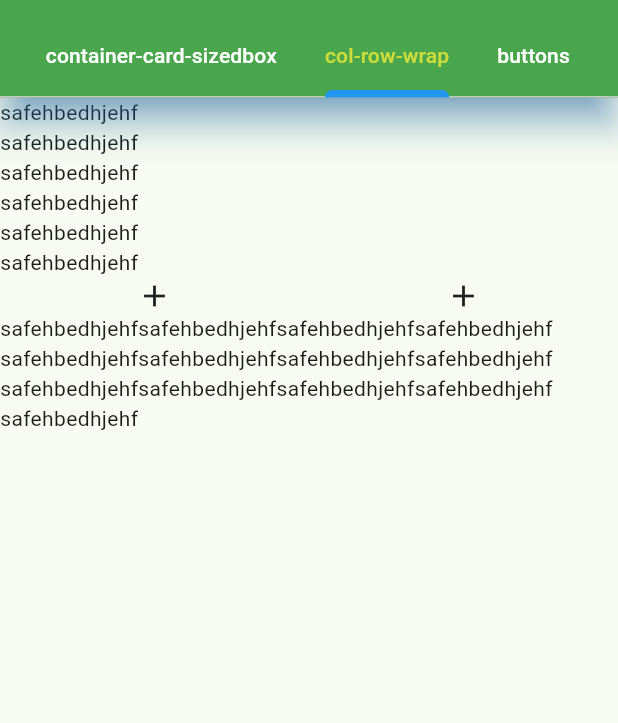
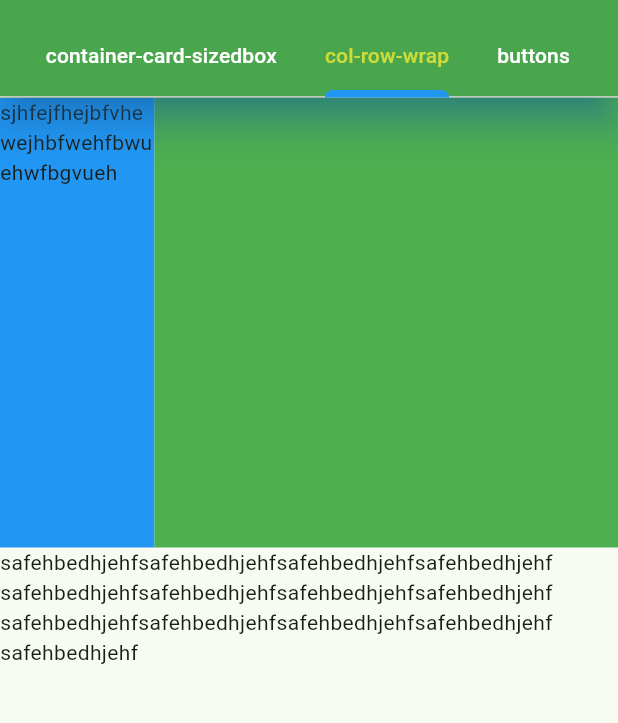
Before and after one commit to xclusiveskate/new_c, a Flutter app: the screen it shows after launch, tab 3 chosen, on a phone screen of 412 x 824 dp, the part 63-786 px from its top. Run offline on Flutter 3.47's test engine with Material 2 defaults, Android fonts, the phone set to English and light mode, and no system bars.

Commit message:
stack_bodytab_expanded

```diff
--- a/lib/appBar_widets/app_bar.dart
+++ b/lib/appBar_widets/app_bar.dart
@@ -1,9 +1,11 @@
 import 'package:flutter/material.dart';
 import 'package:flutter/services.dart';
+import 'package:newc/appBar_widets/body_tab.dart';
 import 'package:newc/appBar_widets/buttons.dart';
 import 'package:newc/appBar_widets/column_row.dart';
 import 'package:newc/appBar_widets/cont_card_sizedbox.dart';
 import 'package:newc/appBar_widets/list_gridview.dart';
+import 'package:newc/appBar_widets/stack.dart';
 import 'package:newc/appBar_widets/text.dart';
 
 class MyAppBar extends StatefulWidget {
@@ -90,8 +92,8 @@ class _MyAppBarState extends State<MyAppBar> {
           ColumnRowWrap(),
           MyButtons(),
           ListGridView(),
-          Text("stack"),
-          Text("bodtab"),
+          StackWidget(),
+          BodyTab(),
         ]),
       ),
     );
--- a/lib/appBar_widets/column_row.dart
+++ b/lib/appBar_widets/column_row.dart
@@ -10,19 +10,42 @@ class ColumnRowWrap extends StatelessWidget {
       crossAxisAlignment: CrossAxisAlignment.start,
       mainAxisSize: MainAxisSize.max,
       children: [
-        Text("safehbedhjehf"),
-        Text("safehbedhjehf"),
-        Text("safehbedhjehf"),
-        Text("safehbedhjehf"),
-        Text("safehbedhjehf"),
-        Text("safehbedhjehf"),
+        // Expanded(
+        //     flex: 1,
+        //     child: Container(
+        //       color: Colors.blue,
+        //     )),
+        // Expanded(
+        //     flex: 2,
+        //     child: Container(
+        //       color: Colors.green,
+        //     )),
+        // Text("safehbedhjehf"),
+        // Text("safehbedhjehf"),
+        // Text("safehbedhjehf"),
+        // Text("safehbedhjehf"),
+        // Text("safehbedhjehf"),
+        // Text("safehbedhjehf"),
         SizedBox(
+          height: 300,
           child: Row(
             mainAxisAlignment: MainAxisAlignment.spaceAround,
             crossAxisAlignment: CrossAxisAlignment.end,
             children: [
-              Icon(Icons.add),
-              Icon(Icons.add),
+              // Icon(Icons.add),
+              // Icon(Icons.add),
+              Expanded(
+                  flex: 1,
+                  child: Container(
+                    height: double.infinity,
+                    color: Colors.blue,
+                    child: Text("sjhfejfhejbfvhewejhbfwehfbwuehwfbgvueh"),
+                  )),
+              Expanded(
+                  flex: 3,
+                  child: Container(
+                    color: Colors.green,
+                  )),
             ],
           ),
         ),
```
Also changed, not shown: lib/appBar_widets/body_tab.dart (added, +46 -0 lines), lib/appBar_widets/list_gridview.dart (+31 -5 lines), lib/appBar_widets/stack.dart (added, +33 -0 lines).
